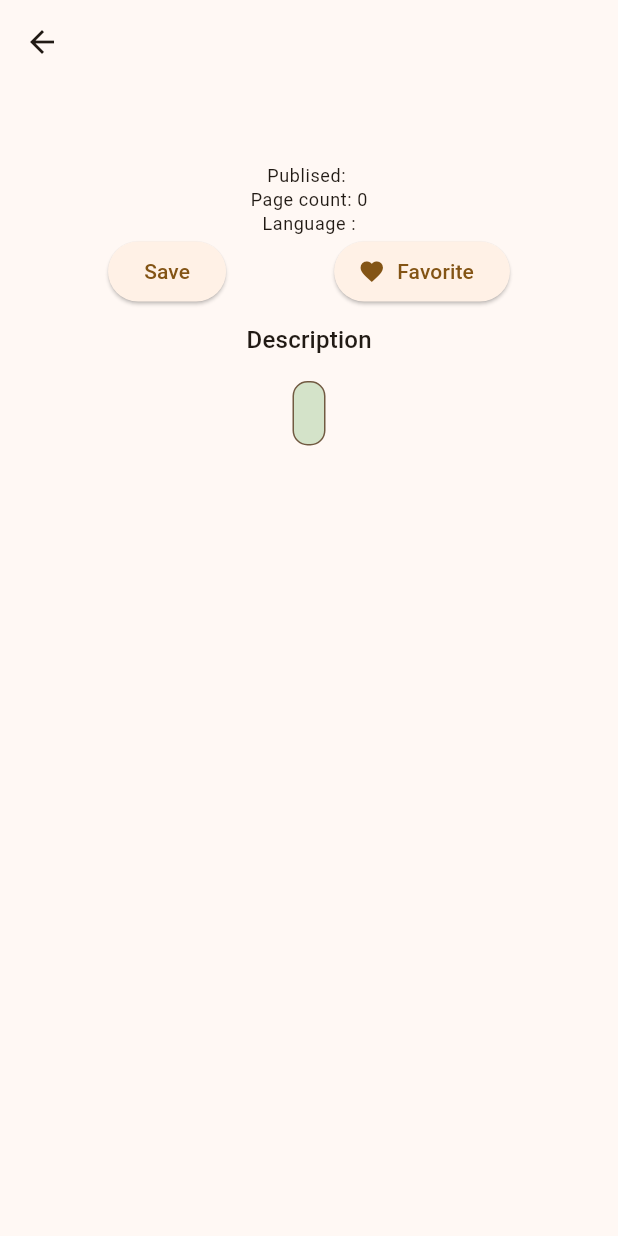
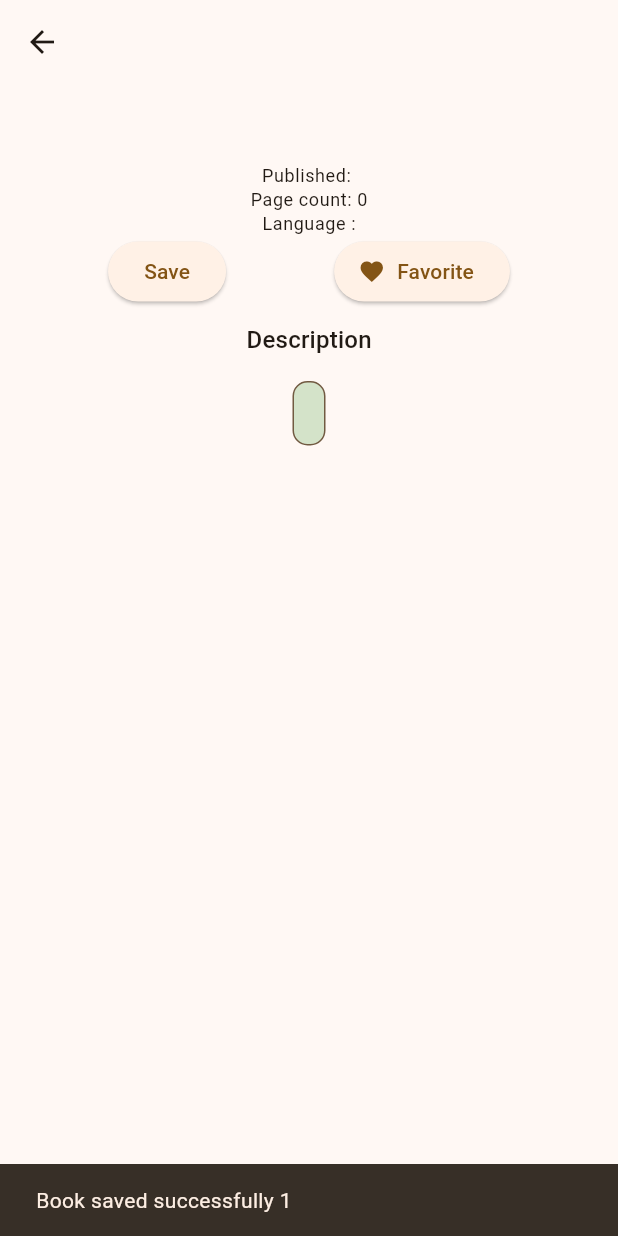
Before and after one commit to Vysakhchandren/Book-App, a Flutter app: the BooksDetailsScreen screen opened directly with empty values, after a tap on "Save", on a phone screen of 412 x 824 dp. Run offline on Flutter 3.47's test engine with Material 3 defaults, Android fonts, the phone set to English and light mode, and no system bars; our stand-ins replace sqflite; accounts and stored records are empty.

Commit message:
Save all books from db

```diff
--- a/lib/db/database_helper.dart
+++ b/lib/db/database_helper.dart
@@ -1,10 +1,9 @@
 import 'package:path/path.dart';
 import 'package:sqflite/sqflite.dart';
-
 import '../models/book.dart';
 
 class DatabaseHelper {
-  static const _databaseName = 'books_database.db';
+  static const _databaseName = 'book_database.db';
   static const _databaseVersion = 1;
   static const _tableName = 'books';
 
@@ -20,6 +19,7 @@ class DatabaseHelper {
   }
 
   _initDatabase() async {
+    //device/data/datasename.db
     String path = join(await getDatabasesPath(), _databaseName);
     return await openDatabase(
       path,
@@ -30,17 +30,19 @@ class DatabaseHelper {
 
   Future _onCreate(Database db, int version) async {
     await db.execute('''
-    CREATE TABLE $_tableName(
-      id TEXT PRIMARY KEY ,
+      CREATE TABLE $_tableName (
+        id TEXT PRIMARY KEY,
         title TEXT NOT NULL,
-      author TEXT NOT NULL,
+        authors TEXT NOT NULL,
+        favorite INTEGER DEFAULT 0,
         publisher TEXT,
         publishedDate TEXT,
+        description TEXT,
         industryIdentifiers TEXT,
         pageCount INTEGER,
         language TEXT,
         imageLinks TEXT,
-      previewLinks TEXT,
+        previewLink TEXT,
         infoLink TEXT
       )
     ''');
--- a/lib/models/book.dart
+++ b/lib/models/book.dart
@@ -61,11 +61,12 @@ class Book {
     return {
       'id': id,
       'title': title,
-      'authors': json.encode(authors), // Serialize list to a JSON string
+      // 'authors': json.encode(authors),
+      'authors': json.encode(authors.isNotEmpty ? authors : ['Unknown Author']),
       'publisher': publisher,
       'publishedDate': publishedDate,
       'description': description,
-      'favorite': isFavorite ? 1 : 0,
+      //'favorite': isFavorite ? 1 : 0,
       'industryIdentifiers':
       json.encode(industryIdentifiers), // Serialize map to a JSON string
       'pageCount': pageCount,
@@ -97,7 +98,7 @@ class Book {
       imageLinks: jsonObject['imageLinks'] is String
           ? Map.from(json.decode(jsonObject['imageLinks']))
           : {},
-      isFavorite: (jsonObject['favorite'] as int) == 1,
+      //isFavorite: (jsonObject['favorite'] as int) == 1,
       previewLink: jsonObject['previewLink'] as String,
       infoLink: jsonObject['infoLink'] as String,
     );
--- a/lib/pages/books_deatils.dart
+++ b/lib/pages/books_deatils.dart
@@ -1,3 +1,4 @@
+import 'package:book_reader/db/database_helper.dart';
 import 'package:book_reader/utils/book_details_arguments.dart';
 import 'package:flutter/material.dart';
 
@@ -36,7 +37,7 @@ class _BooksDetailsScreenState extends State<BooksDetailsScreen> {
                   Text(book.title, style: theme.headlineSmall),
                   Text(book.authors.join(', '), style: theme.labelLarge),
                   Text(
-                    'Publised: ${book.publishedDate}',
+                    'Published: ${book.publishedDate}',
                     style: theme.bodySmall,
                   ),
                   Text('Page count: ${book.pageCount}', style: theme.bodySmall),
@@ -45,9 +46,35 @@ class _BooksDetailsScreenState extends State<BooksDetailsScreen> {
                   Row(
                     mainAxisAlignment: MainAxisAlignment.spaceEvenly,
                     children: [
-                      ElevatedButton(onPressed: () {}, child: Text('Save')),
+                      ElevatedButton(
+                        onPressed: () async {
+                          //save a book to database
+                          try {
+                            print(book.authors);
+                           int savedInt = await DatabaseHelper.instance.insert(book);
+                           SnackBar snackBar = SnackBar(
+                              content: Text("Book saved successfully $savedInt"));
+                              ScaffoldMessenger.of(context).showSnackBar(snackBar);
+                          } catch (e) {
+                            print("Error --->$e");
+                          }
+                        },
+                        child: Text('Save'),
+                      ),
                       ElevatedButton.icon(
-                        onPressed: () {},
+                        onPressed: () async {
+                          try {
+                            await DatabaseHelper.instance.readAllBooks()
+                                .then((books) => {
+                                  for (var book in books)
+                                    {
+                                      print("Title: ${book.title}")
+                                    }
+                                });
+                          }catch (e) {
+                            print("Error --->$e");
+                          }
+                        },
                         icon: Icon(Icons.favorite),
                         label: Text('Favorite'),
                       ),
```
Lines whose indentation alone changed are shown as unchanged.
